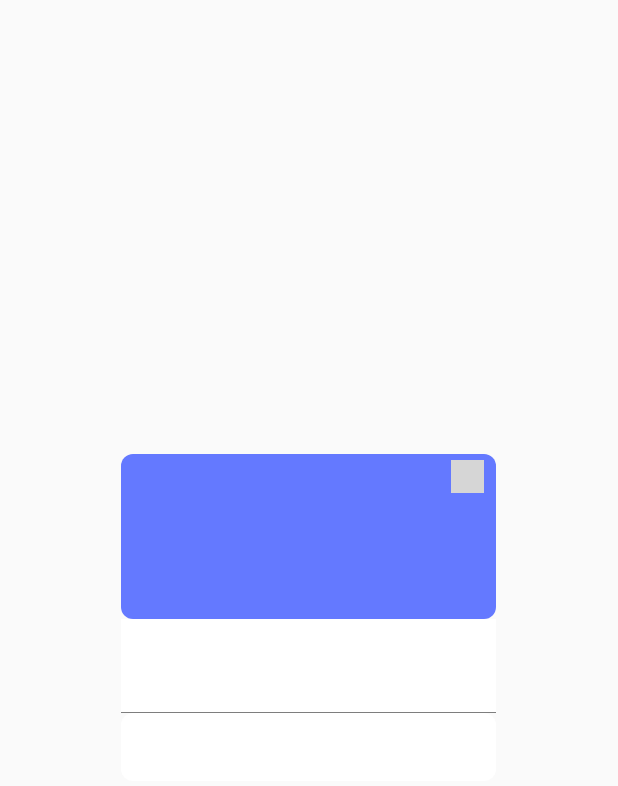
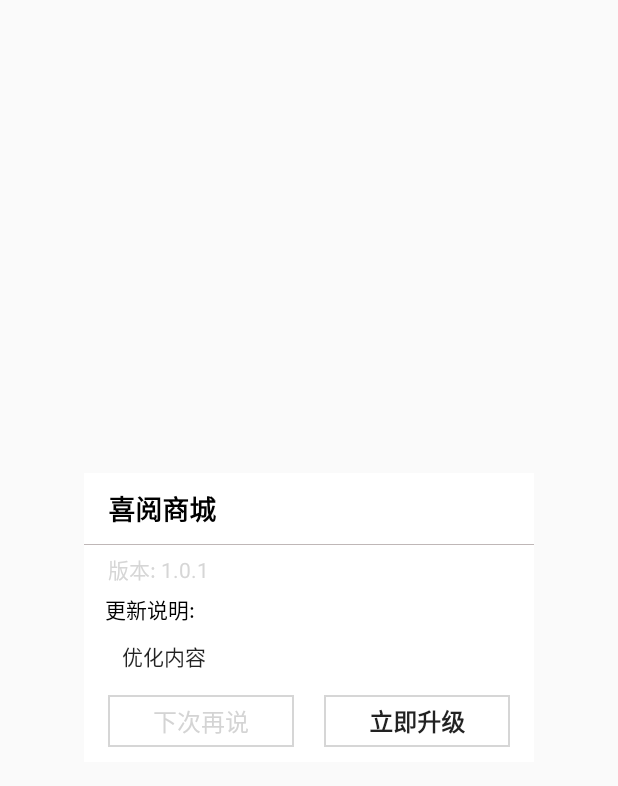
Before and after one commit to StevenHX/Steven_Base, an Android app: the layout cutom_upgrade_layout.xml on its own in the app's theme, with its tools: preview values and no code run, on a phone screen of 412 x 824 dp. Shown: the top 786 px of the screen. Run offline under Robolectric (Android 15) with nearby library versions, the phone set to English and light mode, and no system bars; grey boxes are pictures that could not be loaded.

Commit message:
添加自动更新

```diff
--- /dev/null
+++ b/StevenBase/Base/src/main/res/drawable/line_bg.xml
@@ -0,0 +1,7 @@
+<?xml version="1.0" encoding="utf-8"?>
+<shape xmlns:android="http://schemas.android.com/apk/res/android"
+    android:shape="rectangle">
+    <stroke
+        android:width="1dp"
+        android:color="#D6D6D6" />
+</shape>
--- a/StevenBase/Base/src/main/res/layout/cutom_upgrade_layout.xml
+++ b/StevenBase/Base/src/main/res/layout/cutom_upgrade_layout.xml
@@ -2,73 +2,118 @@
 <RelativeLayout xmlns:android="http://schemas.android.com/apk/res/android"
     xmlns:tools="http://schemas.android.com/tools"
     android:layout_width="match_parent"
-    android:layout_height="match_parent"
-    android:background="#00FFFFFF">
+    android:layout_height="match_parent">
 
     <RelativeLayout
-        android:layout_width="250dp"
+        android:layout_width="300dp"
         android:layout_height="wrap_content"
         android:layout_centerInParent="true"
-        android:layout_gravity="center">
+        android:layout_gravity="center"
+        android:background="#ffffff">
 
-        <ImageView
-            android:id="@+id/iv"
+        <LinearLayout
             android:layout_width="match_parent"
-            android:layout_height="110dp"
-            android:src="@drawable/dot_bg" />
+            android:layout_height="wrap_content"
+            android:layout_below="@id/tv_upgrade_feature"
+            android:orientation="horizontal"
+            android:paddingStart="16dp"
+            android:paddingTop="5dp"
+            android:paddingEnd="16dp"
+            android:paddingBottom="10dp">
+
+            <TextView
+                android:id="@+id/tv_upgrade_cancle"
+                android:layout_width="0dp"
+                android:layout_height="wrap_content"
+                android:layout_marginEnd="20dp"
+                android:layout_weight="1"
+                android:background="@drawable/line_bg"
+                android:gravity="center"
+                android:paddingStart="20dp"
+                android:paddingTop="5dp"
+                android:paddingEnd="20dp"
+                android:paddingBottom="5dp"
+                android:tag="beta_confirm_button"
+                android:textColor="#D4D4D4"
+                android:textSize="16sp"
+                tools:text="下次再说" />
+
+            <TextView
+                android:id="@+id/tv_upgrade_confirm"
+                android:layout_width="0dp"
+                android:layout_height="wrap_content"
+                android:layout_weight="1"
+                android:background="@drawable/line_bg"
+                android:gravity="center"
+                android:paddingStart="20dp"
+                android:paddingTop="5dp"
+                android:paddingEnd="20dp"
+                android:paddingBottom="5dp"
+                android:tag="beta_confirm_button"
+                android:textColor="#dd000000"
+                android:textSize="16sp"
+                android:textStyle="bold"
+                tools:text="立即升级" />
+
+        </LinearLayout>
 
         <TextView
-            android:id="@+id/tv_upgrade_cancel"
-            android:layout_width="22dp"
-            android:layout_height="22dp"
-            android:layout_alignParentEnd="true"
-            android:layout_marginEnd="8dp"
-            android:layout_marginTop="4dp"
-            android:gravity="center"
-            android:tag="beta_cancel_button"
-            android:textColor="@color/black_p50"
-            android:background="@drawable/white_radius"
+            android:id="@+id/tv_version"
+            android:layout_width="match_parent"
+            android:layout_height="wrap_content"
+            android:layout_below="@id/line1"
+            android:paddingStart="16dp"
+            android:paddingTop="5dp"
+            android:paddingEnd="0dp"
+            android:paddingBottom="5dp"
+            android:textColor="#D6D6D6"
+            android:textSize="14sp"
+            tools:text="版本: 1.0.1" />
+
+        <TextView
+            android:id="@+id/tv_body_top"
+            android:layout_width="match_parent"
+            android:layout_height="wrap_content"
+            android:layout_below="@id/tv_version"
+            android:paddingStart="14dp"
+            android:paddingEnd="0dp"
+            android:text="更新说明:"
+            android:textColor="#000000"
             android:textSize="14sp" />
 
         <TextView
             android:id="@+id/tv_upgrade_feature"
             android:layout_width="match_parent"
             android:layout_height="wrap_content"
-            android:layout_below="@id/iv"
-            android:background="@color/white"
-            android:paddingBottom="20dp"
+            android:layout_below="@id/tv_body_top"
+            android:paddingStart="25dp"
+            android:paddingTop="10dp"
             android:paddingEnd="25dp"
-            android:paddingStart="25dp"
-            android:paddingTop="20dp"
+            android:paddingBottom="10dp"
             android:tag="beta_upgrade_feature"
-            android:textColor="@color/base_deep"
-            android:textSize="16sp" />
+            android:textColor="#dd000000"
+            android:textSize="14sp"
+            tools:text="优化内容" />
+
+        <TextView
+            android:id="@+id/tv_title"
+            android:layout_width="match_parent"
+            android:layout_height="wrap_content"
+            android:paddingStart="16dp"
+            android:paddingTop="10dp"
+            android:paddingEnd="10dp"
+            android:paddingBottom="10dp"
+            android:textColor="#000000"
+            android:textSize="18sp"
+            android:textStyle="bold"
+            tools:text="喜阅商城" />
+
 
         <View
-            android:id="@+id/line"
+            android:id="@+id/line1"
             android:layout_width="match_parent"
             android:layout_height="0.5dp"
-            android:layout_below="@id/tv_upgrade_feature"
-            android:background="@color/black_p50" />
-
-        <TextView
-            android:id="@+id/tv_upgrade_confirm"
-            android:layout_width="match_parent"
-            android:layout_height="45dp"
-            android:layout_below="@id/line"
-            android:background="@drawable/dot_white_bg"
-            android:gravity="center"
-            android:tag="beta_confirm_button"
-            android:visibility="visible"
-            android:textStyle="bold"
-            android:textColor="@color/black_p50" />
-        <TextView
-            android:tag="beta_title"
-            android:layout_width="0dp"
-            android:layout_height="0dp" />
-        <TextView
-            android:tag="beta_upgrade_info"
-            android:layout_width="0dp"
-            android:layout_height="0dp" />
+            android:layout_below="@id/tv_title"
+            android:background="#7F7E6F6F" />
     </RelativeLayout>
 </RelativeLayout>
```
Also changed, not shown: StevenBase/Base/src/main/java/com/hx/steven/component/UpdateDialog.java (added, +147 -0 lines), StevenBase/Base/src/main/res/anim/set_enter.xml (added, +12 -0 lines), StevenBase/Base/src/main/res/anim/set_exit.xml (added, +12 -0 lines), StevenBase/Base/src/main/res/values/styles.xml (+11 -0 lines), StevenBase/app/src/main/java/com/hx/stevenbase/ui/main/MainActivity.java (+54 -7 lines).
